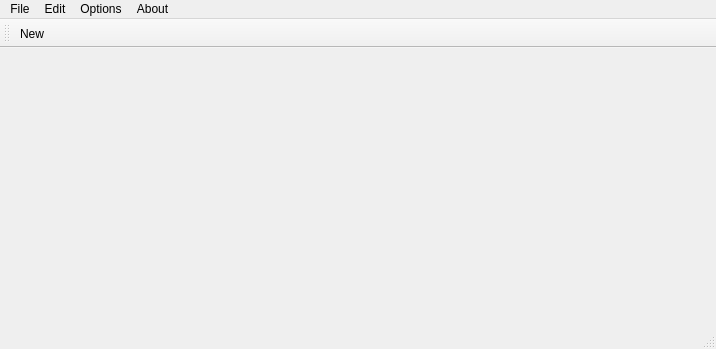
Qt form mainwindow.ui (ReVKa/Diff) before a commit.
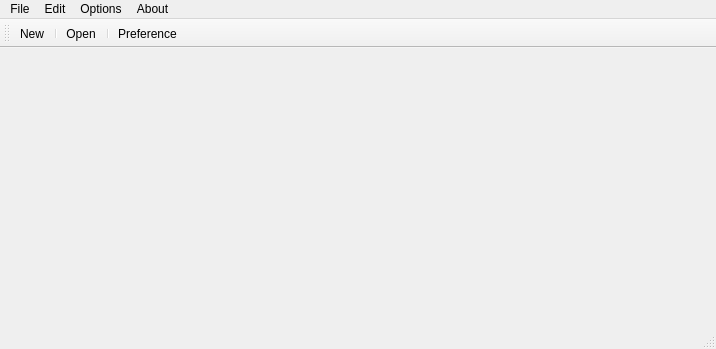
The same form after that commit. Icons and pictures are not drawn. Custom widgets are drawn as their Qt base class.

The edit to the form file:
```diff
--- a/mainwindow.ui
+++ b/mainwindow.ui
@@ -75,6 +75,10 @@
     <bool>false</bool>
    </attribute>
    <addaction name="actionNew"/>
+   <addaction name="separator"/>
+   <addaction name="actionOpen"/>
+   <addaction name="separator"/>
+   <addaction name="actionPreference"/>
   </widget>
   <widget class="QStatusBar" name="statusBar"/>
   <action name="actionNew">
```
Left out of the diff: 20 changed lines with no effect on the pictures.
